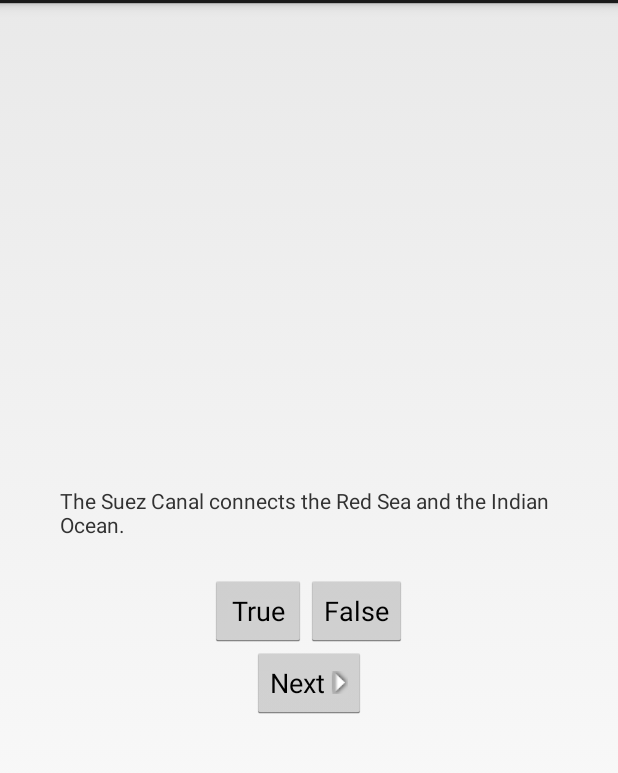
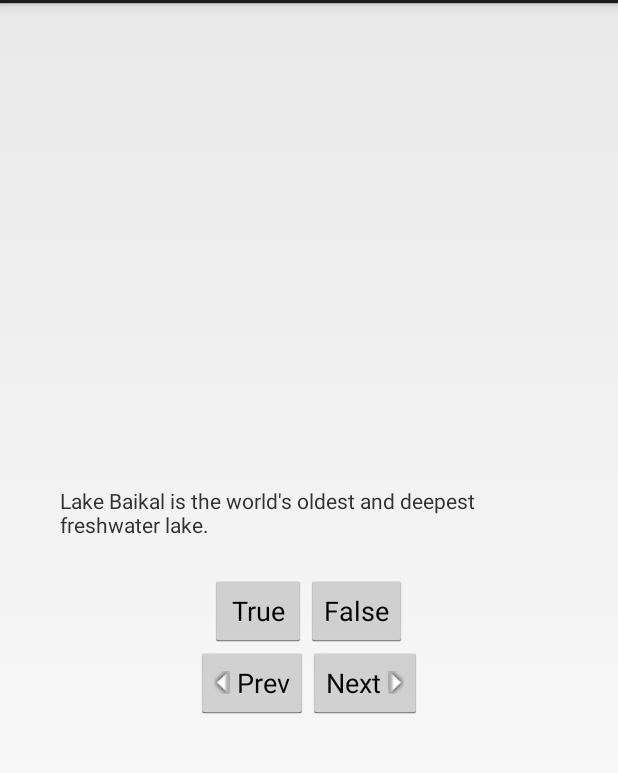
Before and after one commit to xizz/GeoQuiz, an Android app: the screen it shows after launch (QuizActivity), in the options menu, after a tap on "Settings", on a phone screen of 412 x 824 dp, the part 69-842 px from its top. Run offline under Robolectric (Android 15) with nearby library versions, the phone set to English and light mode, and no system bars.

Commit message:
Chapter 2 challenge completed & code refactored

```diff
--- a/app/src/main/java/xizz/geoquiz/QuizActivity.java
+++ b/app/src/main/java/xizz/geoquiz/QuizActivity.java
@@ -11,9 +11,7 @@ import android.widget.Toast;
 
 public class QuizActivity extends Activity {
 
-	private Button mTrueButton;
-	private Button mFalseButton;
-	private Button mNextButton;
+	private Button mPreviousButton;
 
 	private TextView mQuestionTextView;
 
@@ -32,34 +30,16 @@ public class QuizActivity extends Activity {
 		super.onCreate(savedInstanceState);
 		setContentView(R.layout.activity_quiz);
 
+		mPreviousButton = (Button) findViewById(R.id.previous_button);
 		mQuestionTextView = (TextView) findViewById(R.id.question_text_view);
-
-		mTrueButton = (Button) findViewById(R.id.true_button);
-		mTrueButton.setOnClickListener(new View.OnClickListener() {
+		mQuestionTextView.setOnClickListener(new View.OnClickListener() {
 			@Override
 			public void onClick(View v) {
-				checkAnswer(true);
+				click(v);
 			}
 		});
 
-		mFalseButton = (Button) findViewById(R.id.false_button);
-		mFalseButton.setOnClickListener(new View.OnClickListener() {
-			@Override
-			public void onClick(View v) {
-				checkAnswer(false);
-			}
-		});
-
-		mNextButton = (Button) findViewById(R.id.next_button);
-		mNextButton.setOnClickListener(new View.OnClickListener() {
-			@Override
-			public void onClick(View v) {
-				mCurrentIndex = (mCurrentIndex + 1) % mAnswerKey.length;
-				updateQuestion();
-			}
-		});
-
-		updateQuestion();
+		updateUI();
 	}
 
 	@Override
@@ -68,17 +48,44 @@ public class QuizActivity extends Activity {
 		return true;
 	}
 
-	private void updateQuestion() {
-		int question = mAnswerKey[mCurrentIndex].question;
+	private void updateUI() {
+		int question = mAnswerKey[mCurrentIndex % mAnswerKey.length].question;
 		mQuestionTextView.setText(question);
+
+		if (mCurrentIndex > 0)
+			mPreviousButton.setEnabled(true);
+		else
+			mPreviousButton.setEnabled(false);
 	}
 
 	private void checkAnswer(boolean userAnswer) {
-		boolean answer = mAnswerKey[mCurrentIndex].answer;
+		boolean answer = mAnswerKey[mCurrentIndex % mAnswerKey.length].answer;
 
 		if (userAnswer == answer)
 			Toast.makeText(this, R.string.correct_toast, Toast.LENGTH_SHORT).show();
 		else
 			Toast.makeText(this, R.string.incorrect_toast, Toast.LENGTH_SHORT).show();
 	}
+
+	public void click(View v) {
+		switch (v.getId()) {
+			case R.id.true_button:
+				checkAnswer(true);
+				break;
+			case R.id.false_button:
+				checkAnswer(false);
+				break;
+			case R.id.previous_button:
+				if (mCurrentIndex > 0) {
+					--mCurrentIndex;
+					updateUI();
+				}
+				break;
+			case R.id.question_text_view:
+			case R.id.next_button:
+				++mCurrentIndex;
+				updateUI();
+				break;
+		}
+	}
 }
--- a/app/src/main/res/layout/activity_quiz.xml
+++ b/app/src/main/res/layout/activity_quiz.xml
@@ -25,22 +25,41 @@
 			android:id="@+id/true_button"
 			android:layout_width="wrap_content"
 			android:layout_height="wrap_content"
+			android:onClick="click"
 			android:text="@string/true_button" />
 
 		<Button
 			android:id="@+id/false_button"
 			android:layout_width="wrap_content"
 			android:layout_height="wrap_content"
+			android:onClick="click"
 			android:text="@string/false_button" />
 
 	</LinearLayout>
 
-	<Button
-		android:id="@+id/next_button"
+	<LinearLayout
 		android:layout_width="wrap_content"
 		android:layout_height="wrap_content"
-		android:drawablePadding="4dp"
-		android:drawableRight="@mipmap/arrow_right"
-		android:text="@string/next_button" />
+		android:orientation="horizontal">
+
+		<Button
+			android:id="@+id/previous_button"
+			android:layout_width="wrap_content"
+			android:layout_height="wrap_content"
+			android:drawableLeft="@mipmap/arrow_left"
+			android:drawablePadding="4dp"
+			android:onClick="click"
+			android:text="@string/previous_button" />
+
+		<Button
+			android:id="@+id/next_button"
+			android:layout_width="wrap_content"
+			android:layout_height="wrap_content"
+			android:drawablePadding="4dp"
+			android:drawableRight="@mipmap/arrow_right"
+			android:onClick="click"
+			android:text="@string/next_button" />
+
+	</LinearLayout>
 
 </LinearLayout>
--- a/app/src/main/res/values/strings.xml
+++ b/app/src/main/res/values/strings.xml
@@ -8,6 +8,7 @@
 	<string name="incorrect_toast">Incorrect!</string>
 
 	<string name="next_button">Next</string>
+	<string name="previous_button">Prev</string>
 	<string name="question_oceans">The Pacific Ocean is larger than the Atlantic Ocean.</string>
 	<string name="question_mideast">The Suez Canal connects the Red Sea and the Indian Ocean.</string>
 	<string name="question_africa">The source of the Nile River is in Egypt.</string>
```
